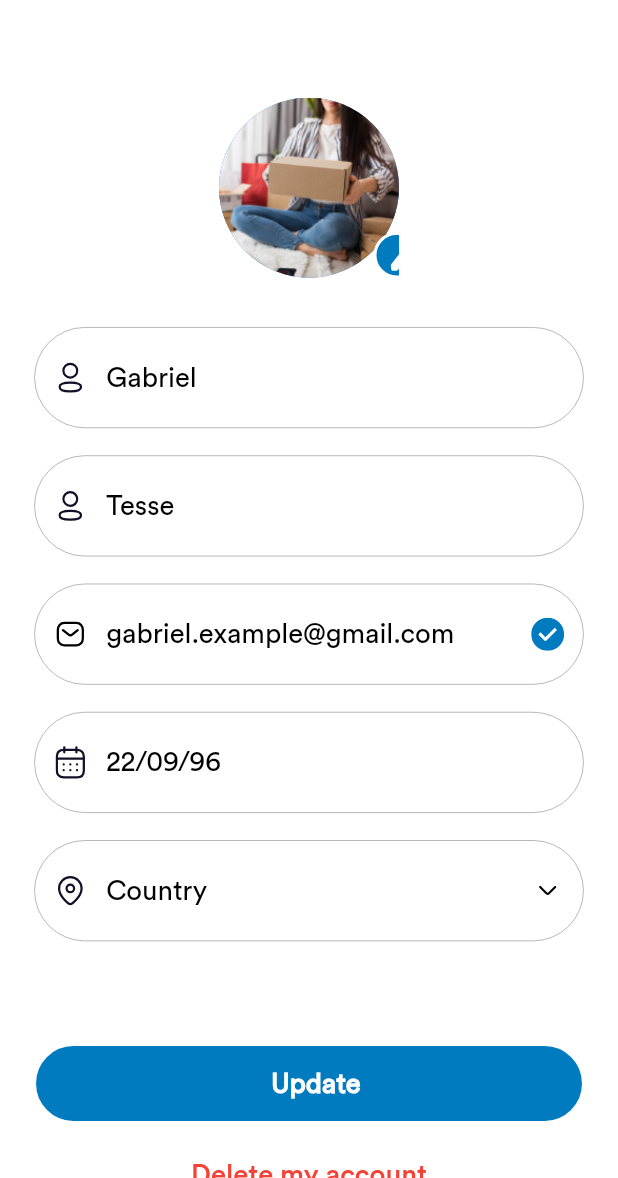
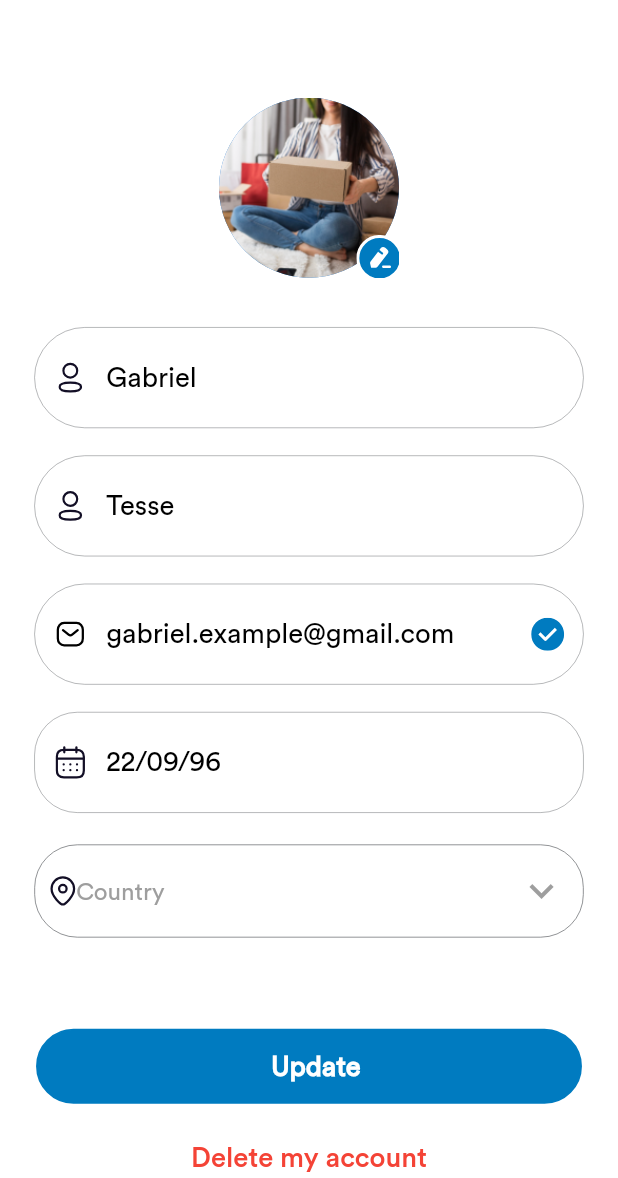
Before and after one commit to MuhammadAsim19/Biz-Pay-Flutter-App, a Flutter app: the PersonalInformation screen opened directly, on a phone screen of 412 x 824 dp, the part 58-1236 px from its top. Run offline on Flutter 3.47's test engine with Material 2 defaults, Android fonts, the phone set to English and light mode, and no system bars; our stand-ins replace cached_network_image, connectivity_plus, country_code_picker, dotted_border, file_picker, flutter_bloc and 11 more; missing offline and left inert: android_path_provider, flutter_downloader; accounts and stored records are empty; network calls fail.

Commit message:
issue solve

```diff
--- a/lib/Data/DataSource/Resources/strings.dart
+++ b/lib/Data/DataSource/Resources/strings.dart
@@ -6,6 +6,8 @@ class AppStrings {
       'Login to sell and buy your next business,\nfranchise';
   static String loginWithEmail = 'Login with email';
   static String loginWithGoogle = ' Continue with Google';
+  static String signUpDesc =
+      'Let’s get started. Share your info to join the\nmarketplace';
 
   static String loginWithFacebook = 'Continue with Facebook';
   static String registerUS = 'Register as?';
@@ -17,6 +19,8 @@ class AppStrings {
 
   static String email = 'Email';
   static String password = 'Password';
+  static String confirmPassword = 'Confirm Password';
+
   static String forgetPassword = 'Forgot password?';
   static String noHaveAccount = 'Don’t have an account?';
   static String register = 'Register';
--- a/lib/Presentation/Common/custom_date_picker.dart
+++ b/lib/Presentation/Common/custom_date_picker.dart
@@ -57,7 +57,7 @@ class _CustomDatePickerValidateWidgetState
   @override
   Widget build(BuildContext context) {
     return CustomTextFieldWithOnTap(
-        borderRadius: 20.sp,
+        borderRadius: 25.sp,
         contentPadding: widget.contentPadding,
         validateText: widget.validationText ?? "Date Required",
 
--- a/lib/Presentation/Common/custom_dropdown.dart
+++ b/lib/Presentation/Common/custom_dropdown.dart
@@ -1,7 +1,4 @@
-
-
 // ignore: must_be_immutable
-
 
 import 'package:buysellbiz/Data/DataSource/Resources/imports.dart';
 
@@ -19,6 +16,7 @@ class CustomDropDownWidget extends StatelessWidget {
   final List<DropdownMenuItem<Object>> itemsMap;
   final bool isBorderRequired;
   final bool isShadowRequired;
+
   CustomDropDownWidget({
     super.key,
     this.hMargin = 8,
@@ -34,7 +32,7 @@ class CustomDropDownWidget extends StatelessWidget {
     this.isShadowRequired = false,
   });
 
-  final double borderRadius = 30;
+  final double borderRadius = 25;
 
   @override
   Widget build(BuildContext context) {
@@ -57,7 +55,7 @@ class CustomDropDownWidget extends StatelessWidget {
             }
           },
           decoration: InputDecoration(
-            fillColor:Colors.transparent,
+            fillColor: Colors.transparent,
             filled: true,
             prefixIconConstraints: BoxConstraints(
               maxHeight: 60.w,
@@ -73,8 +71,8 @@ class CustomDropDownWidget extends StatelessWidget {
                 : null,
             errorMaxLines: 1,
             contentPadding: EdgeInsets.only(
-              top: 13,
-              bottom: 13,
+              top: 15,
+              bottom: 15,
               left: prefixIcon != null ? 8 : 6,
               right: prefixIcon != null ? 10 : 12,
             ),
@@ -88,7 +86,7 @@ class CustomDropDownWidget extends StatelessWidget {
                     borderRadius: BorderRadius.circular(borderRadius).r,
                     borderSide: BorderSide(
                       color: Colors.red,
-                  width: 1.w,
+                      width: 0.4.sp,
                     ))
                 : outlineInputBorder(),
             enabledBorder: isBorderRequired
@@ -96,23 +94,23 @@ class CustomDropDownWidget extends StatelessWidget {
                     borderRadius: BorderRadius.circular(borderRadius).r,
                     borderSide: BorderSide(
                       color: AppColors.lightGreyColor,
-                  width: 1.w,
+                      width: 0.4.sp,
                     ))
                 : outlineInputBorder(),
             focusedBorder: isBorderRequired
                 ? OutlineInputBorder(
                     borderRadius: BorderRadius.circular(borderRadius).r,
                     borderSide: BorderSide(
-                  color: AppColors.lightGreyColor,
-                  width: 1.w,
+                      color: AppColors.primaryColor,
+                      width: 0.4.sp,
                     ))
                 : outlineInputBorder(),
             focusedErrorBorder: isBorderRequired
                 ? OutlineInputBorder(
                     borderRadius: BorderRadius.circular(borderRadius).r,
                     borderSide: BorderSide(
+                      width: 0.4.sp,
                       color: AppColors.lightGreyColor,
-                  width: 1.w,
                     ))
                 : outlineInputBorder(),
           ),
@@ -125,7 +123,7 @@ class CustomDropDownWidget extends StatelessWidget {
             ),
           ),
           dropdownColor: Colors.white,
-          icon:  Icon(
+          icon: Icon(
             Icons.keyboard_arrow_down,
             color: AppColors.greyColor,
           ),
@@ -170,7 +168,13 @@ class GeneralizedDropDown extends StatefulWidget {
       required this.selectedValue,
       required this.onChanged,
       this.width = 20,
-        this.height = 20, this.padding, this.isBorder, this.isFit, this.style, this.icon, this.hint})
+      this.height = 20,
+      this.padding,
+      this.isBorder,
+      this.isFit,
+      this.style,
+      this.icon,
+      this.hint})
       : super(key: key);
 
   @override
@@ -191,9 +195,12 @@ class _GeneralizedDropDownState extends State<GeneralizedDropDown> {
     return DropdownButtonFormField<String>(
       value: _selectedValue,
       isExpanded: true,
-      hint:AppText(widget.hint??"",style: Styles.circularStdRegular(context,fontSize: 15),),
+      hint: AppText(
+        widget.hint ?? "",
+        style: Styles.circularStdRegular(context, fontSize: 15),
+      ),
       elevation: 0,
-     icon:widget.icon,
+      icon: widget.icon,
       // icon: ,
       autofocus: false,
       padding: widget.padding,
@@ -203,33 +210,48 @@ class _GeneralizedDropDownState extends State<GeneralizedDropDown> {
           widget.onChanged(value);
         });
       },
-    decoration:  InputDecoration(
-    enabledBorder: widget.isBorder!=null?UnderlineInputBorder(
-      borderSide: BorderSide(color: AppColors.lightGreyColor,width: 0.4.sp),
-    ):UnderlineInputBorder(
+      decoration: InputDecoration(
+        enabledBorder: widget.isBorder != null
+            ? UnderlineInputBorder(
+                borderSide:
+                    BorderSide(color: AppColors.lightGreyColor, width: 0.4.sp),
+              )
+            : UnderlineInputBorder(
                 borderSide: BorderSide(color: Colors.transparent),
               ),
-      border:  widget.isBorder!=null?UnderlineInputBorder(
-
+        border: widget.isBorder != null
+            ? UnderlineInputBorder(
                 borderRadius: BorderRadius.circular(40),
-        borderSide: BorderSide(color: AppColors.lightGreyColor,width: 0.4.sp),
-      ):UnderlineInputBorder(
+                borderSide:
+                    BorderSide(color: AppColors.lightGreyColor, width: 0.4.sp),
+              )
+            : UnderlineInputBorder(
                 borderSide: BorderSide(color: Colors.transparent),
               ),
-      disabledBorder:  widget.isBorder!=null?UnderlineInputBorder(
-        borderSide: BorderSide(color: AppColors.lightGreyColor,width: 0.4.sp),
-      ):const UnderlineInputBorder(
+        disabledBorder: widget.isBorder != null
+            ? UnderlineInputBorder(
+                borderSide:
+                    BorderSide(color: AppColors.lightGreyColor, width: 0.4.sp),
+              )
+            : const UnderlineInputBorder(
                 borderSide: BorderSide(color: Colors.transparent),
               ),
         focusedBorder: UnderlineInputBorder(
           borderSide: BorderSide(color: Colors.transparent),
         ),
-
       ),
       items: widget.items.map((item) {
         return DropdownMenuItem<String>(
           value: item,
-          child: widget.isFit!=null? AppText(item, style: widget.style ?? Styles.circularStdRegular(context,fontSize: 9.sp)): FittedBox(child: AppText(item, style: Styles.circularStdRegular(context,fontSize: 9.sp),)),
+          child: widget.isFit != null
+              ? AppText(item,
+                  style: widget.style ??
+                      Styles.circularStdRegular(context, fontSize: 9.sp))
+              : FittedBox(
+                  child: AppText(
+                  item,
+                  style: Styles.circularStdRegular(context, fontSize: 9.sp),
+                )),
         );
       }).toList(),
     );
--- a/lib/Presentation/Common/dialog.dart
+++ b/lib/Presentation/Common/dialog.dart
@@ -103,7 +103,7 @@ class CustomDialog {
                   AppText(title!,
                       style: Styles.circularStdBold(context,
                           color: AppColors.primaryColor,
-                          fontSize: 24.sp,
+                          fontSize: 22.sp,
                           fontWeight: FontWeight.w500),
                       maxLine: 2),
                   6.y,
@@ -111,7 +111,7 @@ class CustomDialog {
                     message!,
                     style: Styles.circularStdRegular(
                       context,
-                      fontSize: 16.sp,
+                      fontSize: 14.sp,
                       color: AppColors.greyTextColor,
                       fontWeight: FontWeight.w400,
                     ),
@@ -121,7 +121,7 @@ class CustomDialog {
                   15.y,
                   CustomButton(
                     width: 300.w,
-                    height: 40.h,
+                    height: 45.h,
                     onTap: () {
                       Navigate.toReplace(context, LoginScreen());
                     },
--- a/lib/Presentation/Widgets/Auth/ForgetPassword/Components/pin_code.dart
+++ b/lib/Presentation/Widgets/Auth/ForgetPassword/Components/pin_code.dart
@@ -111,9 +111,9 @@ class _PinCodeExampleState extends State<PinCodeExample> {
                   ),
                 ],
               ),
-
+              enabled: true,
               focusedPinTheme: focusedTheme,
-              submittedPinTheme: defaultPinTheme,
+              submittedPinTheme: focusedTheme,
               errorPinTheme: defaultPinTheme.copyBorderWith(
                 border: Border.all(color: Colors.redAccent),
               ),
--- a/lib/Presentation/Widgets/Auth/ForgetPassword/verify_otp.dart
+++ b/lib/Presentation/Widgets/Auth/ForgetPassword/verify_otp.dart
@@ -52,7 +52,7 @@ class VerifyOtp extends StatelessWidget {
                 onTap: () {
                   Navigate.to(context, SetPassword());
                 },
-                text: 'Verify',
+                text: 'Submit',
                 borderRadius: 25.sp,
               ),
             ],
--- a/lib/Presentation/Widgets/Auth/Login/login.dart
+++ b/lib/Presentation/Widgets/Auth/Login/login.dart
@@ -35,7 +35,7 @@ class LoginScreen extends StatelessWidget {
                       fontSize: 14.sp, color: AppColors.greyTextColor),
                   maxLine: 2,
                 ),
-                20.y,
+                25.y,
                 CustomTextFieldWithOnTap(
                     isBorderRequired: true,
                     contentPadding: EdgeInsets.symmetric(vertical: 13.sp),
@@ -44,7 +44,7 @@ class LoginScreen extends StatelessWidget {
                     hintText: AppStrings.email,
                     textInputType: TextInputType.text,
                     borderRadius: 25.sp),
-                20.y,
+                15.y,
                 CustomTextFieldWithOnTap(
                     isBorderRequired: true,
                     prefixIcon: SvgPicture.asset(Assets.lock),
--- a/lib/Presentation/Widgets/Auth/SignUp/Components/country_picker.dart
+++ b/lib/Presentation/Widgets/Auth/SignUp/Components/country_picker.dart
@@ -49,8 +49,8 @@ class _CountryPickerState extends State<CountryPicker> {
                 const Flexible(
                   flex: 3,
                   child: CountryCodePicker(
-                    initialSelection: '+221',
-                    favorite: ['+221', 'SN'],
+                    initialSelection: '+1',
+                    // favorite: ['+221', 'SN'],
                     // dialogTextStyle: Styles.circularStdRegular(context,
                     //     color: FocusScope.of(context).hasFocus
                     //         ? AppColors.blackColor
--- a/lib/Presentation/Widgets/Auth/SignUp/sign_up.dart
+++ b/lib/Presentation/Widgets/Auth/SignUp/sign_up.dart
@@ -53,7 +53,7 @@ class _SignUpScreenState extends State<SignUpScreen> {
                         fontSize: 20.sp, fontWeight: FontWeight.w500)),
                 5.y,
                 AppText(
-                  "AppStrings.signup2",
+                  AppStrings.signUpDesc,
                   style: Styles.circularStdRegular(context,
                       fontSize: 14.sp, color: AppColors.greyTextColor),
                   maxLine: 2,
@@ -126,7 +126,7 @@ class _SignUpScreenState extends State<SignUpScreen> {
                   text: AppStrings.register,
                   borderRadius: 25.sp,
                 ),
-                15.y,
+                20.y,
                 Row(mainAxisAlignment: MainAxisAlignment.center, children: [
                   AppText(AppStrings.haveAccount,
                       style: Styles.circularStdBold(context,
--- a/lib/Presentation/Widgets/Dashboard/Chat/Components/chat_details.dart
+++ b/lib/Presentation/Widgets/Dashboard/Chat/Components/chat_details.dart
@@ -110,6 +110,7 @@ class ChatDetailsScreen extends StatelessWidget {
                               );
                             },
                             itemCount: chats.length),
+                        75.y,
                       ],
                     ),
                   ),
--- a/lib/Presentation/Widgets/Dashboard/Profile/personal_information.dart
+++ b/lib/Presentation/Widgets/Dashboard/Profile/personal_information.dart
@@ -3,24 +3,41 @@ import 'package:buysellbiz/Data/DataSource/Resources/Extensions/extensions.dart'
 import 'package:buysellbiz/Data/DataSource/Resources/imports.dart';
 import 'package:buysellbiz/Data/DataSource/Resources/strings.dart';
 import 'package:buysellbiz/Presentation/Common/app_buttons.dart';
+import 'package:buysellbiz/Presentation/Common/custom_date_picker.dart';
+import 'package:buysellbiz/Presentation/Common/custom_dropdown.dart';
 import 'package:buysellbiz/Presentation/Common/custom_textfield_with_on_tap.dart';
 import 'package:buysellbiz/Presentation/Widgets/Dashboard/Profile/Components/custom_appbar.dart';
 import 'package:buysellbiz/Presentation/Widgets/Dashboard/Profile/Components/custom_list_tile.dart';
 import 'package:buysellbiz/Presentation/Widgets/Dashboard/Profile/delete_account.dart';
 
-class PersonalInformation extends StatelessWidget {
+class PersonalInformation extends StatefulWidget {
+  PersonalInformation({super.key});
+
+  @override
+  State<PersonalInformation> createState() => _PersonalInformationState();
+}
+
+class _PersonalInformationState extends State<PersonalInformation> {
   TextEditingController firstnamecontroller = TextEditingController();
+
   TextEditingController lastnamecontroller = TextEditingController();
+
   TextEditingController emailcontroller = TextEditingController();
+
   TextEditingController calendarcontroller = TextEditingController();
+
   TextEditingController countrycontroller = TextEditingController();
 
-  PersonalInformation({super.key});
+  List country = ['US', "Canada", 'UK'];
+
+  String? countryName;
 
   @override
   Widget build(BuildContext context) {
     return Scaffold(
-        appBar: const CustomAppBar(title: AppStrings.personalLinfo, ),
+      appBar: const CustomAppBar(
+        title: AppStrings.personalLinfo,
+      ),
       backgroundColor: Colors.white,
       body: SingleChildScrollView(
         physics: const BouncingScrollPhysics(),
@@ -29,8 +46,6 @@ class PersonalInformation extends StatelessWidget {
           child: Column(
             children: [
               40.y,
-
-
               Stack(
                 children: [
                   const AssetImageWidget(
@@ -39,12 +54,12 @@ class PersonalInformation extends StatelessWidget {
                     isCircle: true,
                   ),
                   Positioned(
-                      top: 75.h,
-                      left: 90.w,
+                      top: 80.sp,
+                      left: 80.sp,
                       child: SvgPicture.asset(Assets.blueElipse)),
                   Positioned(
-                      top: 85.h,
-                      left: 100.w,
+                      top: 87.sp,
+                      left: 88.sp,
                       child: SvgPicture.asset(Assets.edit)),
                 ],
               ),
@@ -70,19 +85,29 @@ class PersonalInformation extends StatelessWidget {
                       controller: emailcontroller,
                       hintText: 'gabriel.example@gmail.com',
                       textInputType: TextInputType.emailAddress),
-                  CustomTextFieldWithOnTap(
-                      borderRadius: 40.r,
-                      prefixIcon: SvgPicture.asset(Assets.calender),
-                      controller: calendarcontroller,
-                      hintText: '22/09/96',
-                      textInputType: TextInputType.datetime),
-                  CustomTextFieldWithOnTap(
-                      suffixIcon: SvgPicture.asset(Assets.arrowDown),
-                      borderRadius: 40.r,
-                      prefixIcon: SvgPicture.asset(Assets.location),
-                      controller: countrycontroller,
-                      hintText: 'Country',
-                      textInputType: TextInputType.name),
+                  CustomDatePickerValidateWidget(
+                    validator: (p0) {},
+                    prefixIcon: SvgPicture.asset(Assets.calender),
+                    controller: calendarcontroller,
+                    hintText: '22/09/96',
+                  ),
+                  10.y,
+                  CustomDropDownWidget(
+                    isBorderRequired: true,
+                    hMargin: 0,
+                    vMargin: 0,
+                    prefixIcon: SvgPicture.asset(Assets.location),
+                    itemsMap: country.map((e) {
+                      return DropdownMenuItem(value: e, child: Text(e));
+                    }).toList(),
+                    hintText: 'Country',
+                    value: countryName,
+                    validationText: '',
+                    onChanged: (value) {
+                      country = value;
+                      setState(() {});
+                    },
+                  ),
                 ],
               ),
               50.y,
@@ -102,8 +127,8 @@ class PersonalInformation extends StatelessWidget {
               ),
               20.y,
               GestureDetector(
-                onTap: (){
-                  Navigate.to(context,DeleteAccont());
+                onTap: () {
+                  Navigate.to(context, DeleteAccont());
                 },
                 child: AppText('Delete my account',
                     style: Styles.circularStdMedium(context,
```
Also changed, not shown: lib/Presentation/Widgets/Auth/ForgetPassword/set_password.dart (+5 -4 lines), lib/Presentation/Widgets/Dashboard/BrokerProfile/broker_profile.dart (+10 -12 lines), lib/Presentation/Widgets/Dashboard/Profile/Components/custom_list_tile.dart (+14 -10 lines), lib/Presentation/Widgets/Dashboard/Profile/Components/logout_dialog.dart (added, +62 -0 lines), lib/Presentation/Widgets/Dashboard/Profile/profile.dart (+3 -56 lines). Lines whose indentation alone changed are shown as unchanged.
